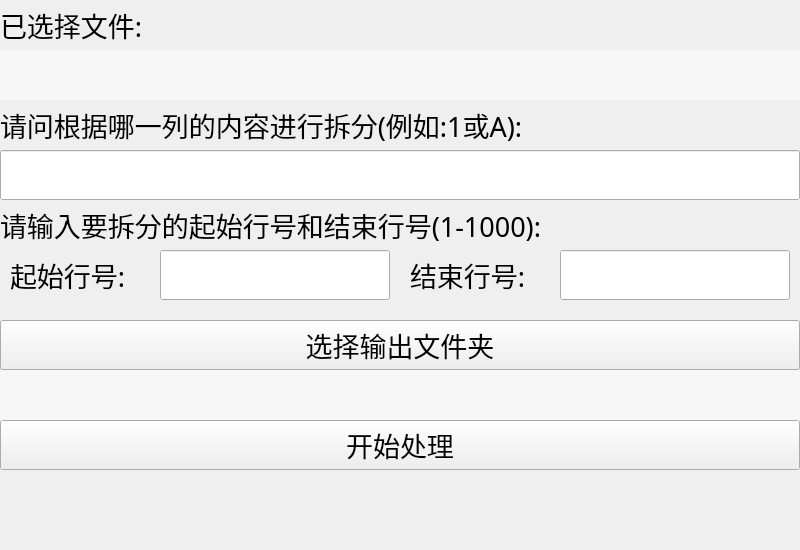
Old version of the form split.ui in the repository Eaeth/ExcelTools.
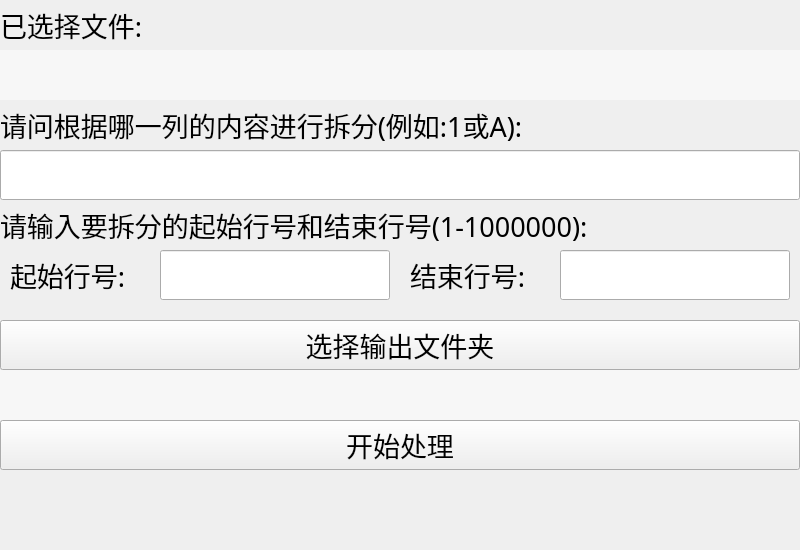
New version of the form. The open tabs and pages were chosen to show the change.

The edit to the form file:
```diff
--- a/split.ui
+++ b/split.ui
@@ -213,7 +213,7 @@
       </font>
      </property>
      <property name="text">
-      <string>请输入要拆分的起始行号和结束行号(1-1000):</string>
+      <string>请输入要拆分的起始行号和结束行号(1-1000000):</string>
      </property>
     </widget>
     <widget class="QLineEdit" name="split_start_row_entry">
```
